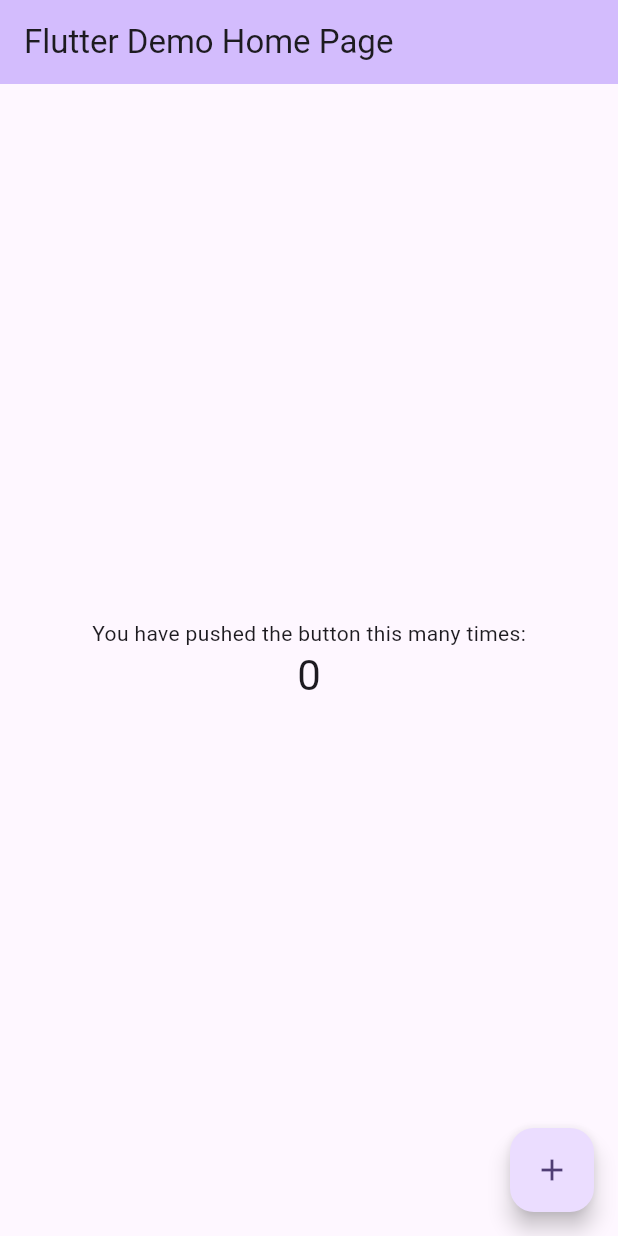
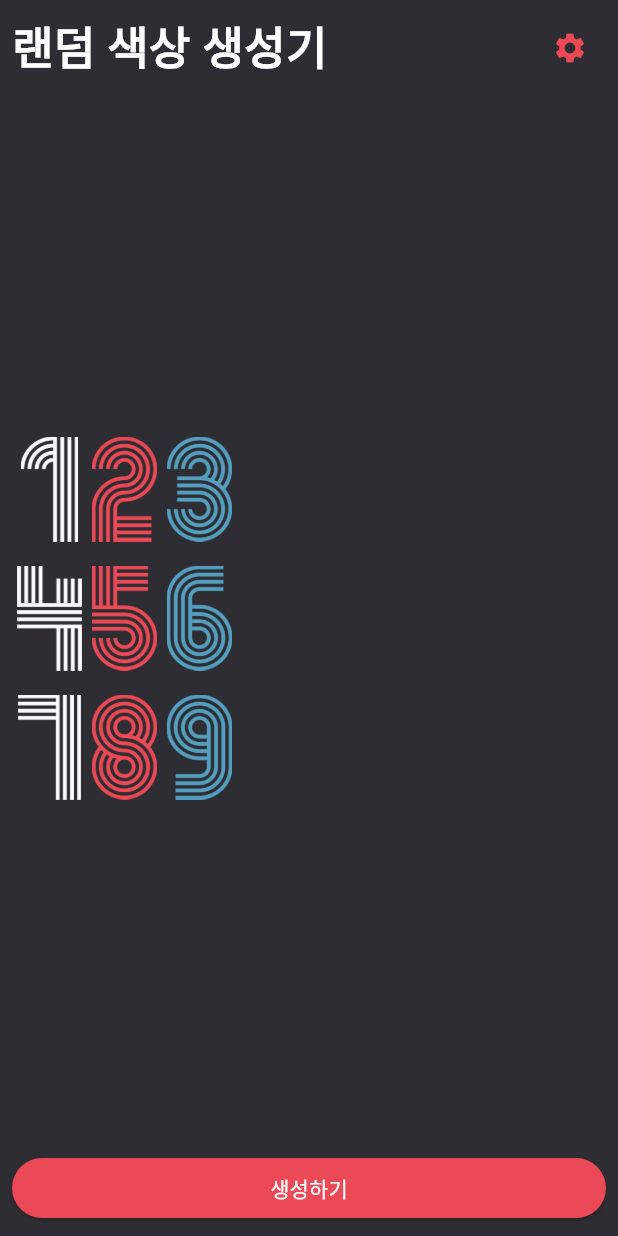
Before and after one commit to torder-raven/random_number, a Flutter app: the screen it shows after launch, on a phone screen of 412 x 824 dp. Run offline on Flutter 3.47's test engine with Material 3 defaults, Android fonts, the phone set to English and light mode, and no system bars; missing offline and left inert: dart:ffi.

Commit message:
- 과제 완료

```diff
--- /dev/null
+++ b/lib/component/number_row.dart
@@ -0,0 +1,26 @@
+import 'package:flutter/material.dart';
+
+class NumberRow extends StatelessWidget {
+  final int number;
+
+  const NumberRow({
+    required this.number,
+    Key? key,
+  }) : super(key: key);
+
+  @override
+  Widget build(BuildContext context) {
+    return Row(
+      children: "$number"
+          .split("")
+          .map(
+            (e) => Image.asset(
+              "asset/images/$e.png",
+              width: 50.0,
+              height: 70.0,
+            ),
+          )
+          .toList(),
+    );
+  }
+}
--- /dev/null
+++ b/lib/constant/color.dart
@@ -0,0 +1,6 @@
+
+import 'dart:ui';
+
+const Color primaryColor = Color(0xff2d2d33);
+const Color redColor = Color(0xffea4955);
+const Color blueColor = Color(0xff549fbf);
--- a/lib/main.dart
+++ b/lib/main.dart
@@ -1,125 +1,10 @@
 import 'package:flutter/material.dart';
+import 'package:random_number/screen/home_screen.dart';
 
 void main() {
-  runApp(const MyApp());
+  runApp(
+    const MaterialApp(
+      home: HomeScreen(),
+    ),
+  );
 }
-
-class MyApp extends StatelessWidget {
-  const MyApp({super.key});
-
-  // This widget is the root of your application.
-  @override
-  Widget build(BuildContext context) {
-    return MaterialApp(
-      title: 'Flutter Demo',
-      theme: ThemeData(
-        // This is the theme of your application.
-        //
-        // TRY THIS: Try running your application with "flutter run". You'll see
-        // the application has a purple toolbar. Then, without quitting the app,
-        // try changing the seedColor in the colorScheme below to Colors.green
-        // and then invoke "hot reload" (save your changes or press the "hot
-        // reload" button in a Flutter-supported IDE, or press "r" if you used
-        // the command line to start the app).
-        //
-        // Notice that the counter didn't reset back to zero; the application
-        // state is not lost during the reload. To reset the state, use hot
-        // restart instead.
-        //
-        // This works for code too, not just values: Most code changes can be
-        // tested with just a hot reload.
-        colorScheme: ColorScheme.fromSeed(seedColor: Colors.deepPurple),
-        useMaterial3: true,
-      ),
-      home: const MyHomePage(title: 'Flutter Demo Home Page'),
-    );
-  }
-}
-
-class MyHomePage extends StatefulWidget {
-  const MyHomePage({super.key, required this.title});
-
-  // This widget is the home page of your application. It is stateful, meaning
-  // that it has a State object (defined below) that contains fields that affect
-  // how it looks.
-
-  // This class is the configuration for the state. It holds the values (in this
-  // case the title) provided by the parent (in this case the App widget) and
-  // used by the build method of the State. Fields in a Widget subclass are
-  // always marked "final".
-
-  final String title;
-
-  @override
-  State<MyHomePage> createState() => _MyHomePageState();
-}
-
-class _MyHomePageState extends State<MyHomePage> {
-  int _counter = 0;
-
-  void _incrementCounter() {
-    setState(() {
-      // This call to setState tells the Flutter framework that something has
-      // changed in this State, which causes it to rerun the build method below
-      // so that the display can reflect the updated values. If we changed
-      // _counter without calling setState(), then the build method would not be
-      // called again, and so nothing would appear to happen.
-      _counter++;
-    });
-  }
-
-  @override
-  Widget build(BuildContext context) {
-    // This method is rerun every time setState is called, for instance as done
-    // by the _incrementCounter method above.
-    //
-    // The Flutter framework has been optimized to make rerunning build methods
-    // fast, so that you can just rebuild anything that needs updating rather
-    // than having to individually change instances of widgets.
-    return Scaffold(
-      appBar: AppBar(
-        // TRY THIS: Try changing the color here to a specific color (to
-        // Colors.amber, perhaps?) and trigger a hot reload to see the AppBar
-        // change color while the other colors stay the same.
-        backgroundColor: Theme.of(context).colorScheme.inversePrimary,
-        // Here we take the value from the MyHomePage object that was created by
-        // the App.build method, and use it to set our appbar title.
-        title: Text(widget.title),
-      ),
-      body: Center(
-        // Center is a layout widget. It takes a single child and positions it
-        // in the middle of the parent.
-        child: Column(
-          // Column is also a layout widget. It takes a list of children and
-          // arranges them vertically. By default, it sizes itself to fit its
-          // children horizontally, and tries to be as tall as its parent.
-          //
-          // Column has various properties to control how it sizes itself and
-          // how it positions its children. Here we use mainAxisAlignment to
-          // center the children vertically; the main axis here is the vertical
-          // axis because Columns are vertical (the cross axis would be
-          // horizontal).
-          //
-          // TRY THIS: Invoke "debug painting" (choose the "Toggle Debug Paint"
-          // action in the IDE, or press "p" in the console), to see the
-          // wireframe for each widget.
-          mainAxisAlignment: MainAxisAlignment.center,
-          children: <Widget>[
-            const Text(
-              'You have pushed the button this many times:',
-            ),
-            Text(
-              '$_counter',
-              style: Theme.of(context).textTheme.headlineMedium,
-            ),
-          ],
-        ),
-      ),
-      floatingActionButton: FloatingActionButton(
-        onPressed: _incrementCounter,
-        tooltip: 'Increment',
-        child: const Icon(Icons.add),
-      ), // This trailing comma makes auto-formatting nicer for build methods.
-    );
-  }
-}
--- /dev/null
+++ b/lib/screen/home_screen.dart
@@ -0,0 +1,166 @@
+import 'dart:ffi';
+import 'dart:math';
+
+import 'package:flutter/material.dart';
+import 'package:random_number/component/number_row.dart';
+import 'package:random_number/constant/color.dart';
+import 'package:random_number/screen/setting_screen.dart';
+
+class HomeScreen extends StatefulWidget {
+  const HomeScreen({super.key});
+
+  @override
+  State<HomeScreen> createState() => _HomeScreenState();
+}
+
+class _HomeScreenState extends State<HomeScreen> {
+  int maxNumber = 1000;
+  List<int> randomNumbers = [123, 456, 789];
+
+  @override
+  Widget build(BuildContext context) {
+    return SafeArea(
+      top: true,
+      child: Scaffold(
+        backgroundColor: primaryColor,
+        body: Padding(
+          padding: const EdgeInsets.all(8.0),
+          child: Column(
+            children: [
+              _Header(
+                onPressed: onSettingsPop,
+              ),
+              _Body(
+                randomNumbers: randomNumbers,
+              ),
+              _Footer(
+                randomNumbers: randomNumbers,
+                onGeneratePressed: generatorNumbers,
+              ),
+            ],
+          ),
+        ),
+      ),
+    );
+  }
+
+  void onSettingsPop() async {
+    final result = await Navigator.of(context).push<int>(
+      MaterialPageRoute(
+        builder: (BuildContext context) {
+          return SettingsScreen(
+            maxNumber: maxNumber,
+          );
+        },
+      ),
+    );
+
+    setState(() {
+      maxNumber = result ?? 1000;
+    });
+  }
+
+  void generatorNumbers() {
+    final random = Random();
+    final Set<int> newNumbers = {};
+
+    while (newNumbers.length != 3) {
+      final number = random.nextInt(maxNumber);
+      newNumbers.add(number);
+    }
+
+    setState(() {
+      randomNumbers = newNumbers.toList();
+    });
+  }
+}
+
+class _Header extends StatelessWidget {
+  final VoidCallback onPressed;
+
+  const _Header({required this.onPressed, super.key});
+
+  @override
+  Widget build(BuildContext context) {
+    return Row(
+      mainAxisAlignment: MainAxisAlignment.spaceBetween,
+      children: [
+        Text(
+          "랜덤 색상 생성기",
+          style: TextStyle(
+            color: Colors.white,
+            fontSize: 30.0,
+            fontWeight: FontWeight.w700,
+          ),
+        ),
+        IconButton(
+          onPressed: onPressed,
+          icon: Icon(
+            Icons.settings,
+            color: redColor,
+          ),
+        ),
+      ],
+    );
+  }
+}
+
+class _Body extends StatelessWidget {
+  final List<int> randomNumbers;
+
+  const _Body({required this.randomNumbers, super.key});
+
+  @override
+  Widget build(BuildContext context) {
+    return Expanded(
+      child: SizedBox(
+        width: double.infinity,
+        child: Column(
+          mainAxisAlignment: MainAxisAlignment.center,
+          crossAxisAlignment: CrossAxisAlignment.start,
+          children: randomNumbers
+              .asMap()
+              .entries
+              .map(
+                (x) => Padding(
+                  padding: EdgeInsets.only(bottom: x.key == 2 ? 0 : 16),
+                  child: NumberRow(
+                    number: x.value,
+                  ),
+                ),
+              )
+              .toList(),
+        ),
+      ),
+    );
+  }
+}
+
+class _Footer extends StatelessWidget {
+  final List<int> randomNumbers;
+  final VoidCallback onGeneratePressed;
+
+  const _Footer(
+      {required this.randomNumbers,
+      required this.onGeneratePressed,
+      super.key});
+
+  @override
+  Widget build(BuildContext context) {
+    return SizedBox(
+      width: double.infinity,
+      child: ElevatedButton(
+        onPressed: onGeneratePressed,
+        child: Text(
+          "생성하기",
+          style: TextStyle(
+            color: Colors.white,
+          ),
+        ),
+        style: ElevatedButton.styleFrom(
+          primary: redColor,
+        ),
+      ),
+    );
+  }
+}
--- a/pubspec.yaml
+++ b/pubspec.yaml
@@ -62,6 +62,8 @@ flutter:
   # assets:
   #   - images/a_dot_burr.jpeg
   #   - images/a_dot_ham.jpeg
+  assets:
+    - asset/images/
 
   # An image asset can refer to one or more resolution-specific "variants", see
   # https://flutter.dev/assets-and-images/#resolution-aware
```
Also changed, not shown: lib/screen/setting_screen.dart (added, +105 -0 lines), asset/images/0.png (added), asset/images/1.png (added), asset/images/2.png (added), asset/images/3.png (added), asset/images/4.png (added), asset/images/5.png (added), asset/images/6.png (added), asset/images/7.png (added), asset/images/8.png (added), asset/images/9.png (added).
